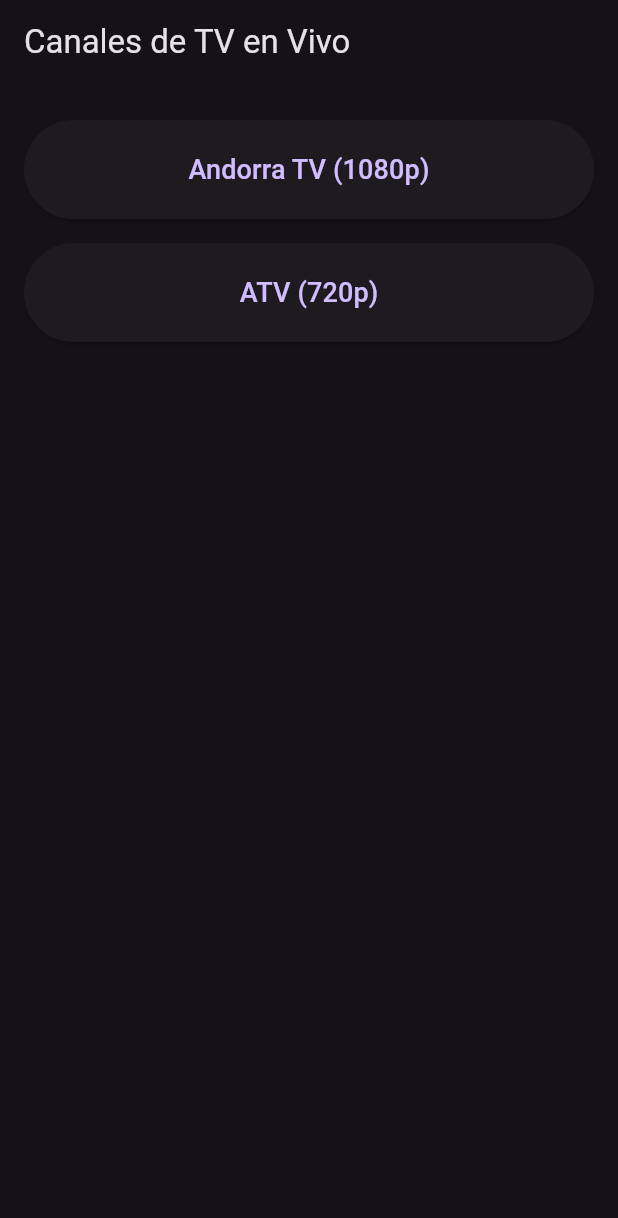
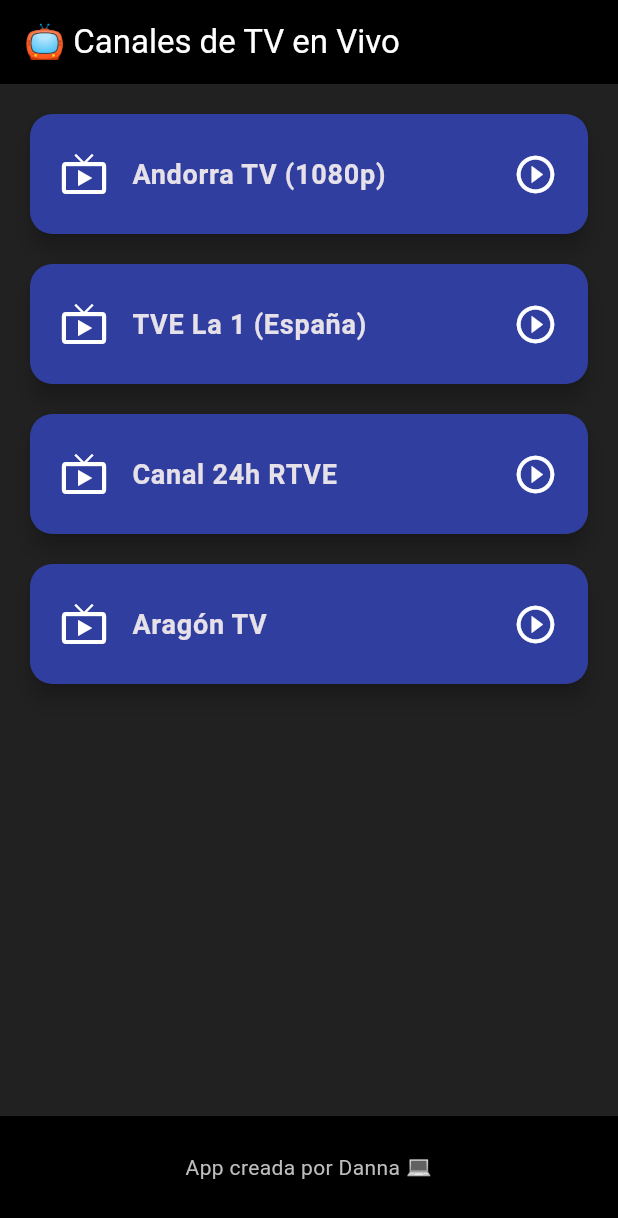
Before and after one commit to DannaSBeltran/miapk, a Flutter app: the screen it shows after launch, on a phone screen of 412 x 824 dp. Shown: the top 1218 px of the screen. Run offline on Flutter 3.47's test engine with Material 3 defaults, Android fonts, the phone set to English and light mode, and no system bars; our stand-ins replace video_player.

Commit message:
mas canales

```diff
--- a/flutter_application_2-aq/lib/main.dart
+++ b/flutter_application_2-aq/lib/main.dart
@@ -12,8 +12,17 @@ class MyApp extends StatelessWidget {
   Widget build(BuildContext context) {
     return MaterialApp(
       title: 'TV en Vivo',
-      theme: ThemeData.dark(),
+      theme: ThemeData(
+        brightness: Brightness.dark,
+        primarySwatch: Colors.indigo,
+        scaffoldBackgroundColor: Colors.grey[900],
+        appBarTheme: const AppBarTheme(
+          backgroundColor: Colors.black,
+          foregroundColor: Colors.white,
+        ),
+      ),
       home: const StreamMenuPage(),
+      debugShowCheckedModeBanner: false,
     );
   }
 }
@@ -21,45 +30,72 @@ class MyApp extends StatelessWidget {
 class StreamMenuPage extends StatelessWidget {
   const StreamMenuPage({super.key});
 
-  final List<Map<String, String>> streams = const [
+  static const List<Map<String, String>> streams = [
     {
       'title': 'Andorra TV (1080p)',
       'url': 'https://live-edge-eu-1.cdn.enetres.net/56495F77FD124FECA75590A906965F2C022/live-3000/index.m3u8',
     },
     {
-      'title': 'ATV (720p)',
-      'url': 'https://videos.rtva.ad/live/rtva/playlist.m3u8',
+      'title': 'TVE La 1 (España)',
+      'url': 'https://rtvelivestream.akamaized.net/rtve/la1_main_dvr.m3u8',
+    },
+    {
+      'title': 'Canal 24h RTVE',
+      'url': 'https://rtvelivestream.akamaized.net/rtve/24h_main_dvr.m3u8',
+    },
+    {
+      'title': 'Aragón TV',
+      'url': 'https://cdnlive.shooowit.net/aragontelevision/live.stream/index.m3u8',
     },
   ];
 
   @override
   Widget build(BuildContext context) {
     return Scaffold(
-      appBar: AppBar(title: const Text('Canales de TV en Vivo')),
-      body: ListView.builder(
+      appBar: AppBar(title: const Text('📺 Canales de TV en Vivo')),
+      body: ListView.separated(
         padding: const EdgeInsets.all(16),
         itemCount: streams.length,
+        separatorBuilder: (_, __) => const SizedBox(height: 12),
         itemBuilder: (context, index) {
           final stream = streams[index];
-          return Padding(
-            padding: const EdgeInsets.symmetric(vertical: 8),
-            child: ElevatedButton(
-              style: ElevatedButton.styleFrom(padding: const EdgeInsets.all(20)),
-              onPressed: () {
+          return Card(
+            color: Colors.indigo[700],
+            elevation: 6,
+            shape: RoundedRectangleBorder(borderRadius: BorderRadius.circular(15)),
+            child: ListTile(
+              contentPadding: const EdgeInsets.symmetric(horizontal: 20, vertical: 12),
+              leading: const Icon(Icons.live_tv, size: 32, color: Colors.white),
+              title: Text(
+                stream['title']!,
+                style: const TextStyle(fontSize: 18, fontWeight: FontWeight.bold),
+              ),
+              trailing: const Icon(Icons.play_circle_outline, size: 30, color: Colors.white),
+              onTap: () {
                 Navigator.push(
                   context,
                   MaterialPageRoute(
-                    builder: (context) => VideoPage(
+                    builder: (_) => VideoPage(
                       title: stream['title']!,
                       videoUrl: stream['url']!,
                     ),
                   ),
                 );
               },
-              child: Text(stream['title']!, style: const TextStyle(fontSize: 18)),
             ),
           );
         },
+      ),
+      bottomNavigationBar: BottomAppBar(
+        color: Colors.black,
+        child: Padding(
+          padding: const EdgeInsets.all(12.0),
+          child: Text(
+            'App creada por Danna 💻',
+            style: TextStyle(color: Colors.grey[400], fontSize: 14),
+            textAlign: TextAlign.center,
+          ),
+        ),
       ),
     );
   }
@@ -81,15 +117,17 @@ class VideoPage extends StatefulWidget {
 
 class _VideoPageState extends State<VideoPage> {
   late VideoPlayerController _controller;
+  bool _hasError = false;
 
   @override
   void initState() {
     super.initState();
-    // Usamos networkUrl con la URL en formato Uri
     _controller = VideoPlayerController.networkUrl(Uri.parse(widget.videoUrl))
       ..initialize().then((_) {
         setState(() {});
         _controller.play();
+      }).catchError((error) {
+        setState(() => _hasError = true);
       });
   }
 
@@ -104,14 +142,17 @@ class _VideoPageState extends State<VideoPage> {
     return Scaffold(
       appBar: AppBar(title: Text(widget.title)),
       body: Center(
-        child: _controller.value.isInitialized
+        child: _hasError
+            ? const Text('❌ Error al cargar el canal')
+            : _controller.value.isInitialized
                 ? AspectRatio(
                     aspectRatio: _controller.value.aspectRatio,
                     child: VideoPlayer(_controller),
                   )
                 : const CircularProgressIndicator(),
       ),
-      floatingActionButton: FloatingActionButton(
+      floatingActionButton: _controller.value.isInitialized
+          ? FloatingActionButton(
               onPressed: () {
                 setState(() {
                   _controller.value.isPlaying
@@ -120,9 +161,12 @@ class _VideoPageState extends State<VideoPage> {
                 });
               },
               child: Icon(
-          _controller.value.isPlaying ? Icons.pause : Icons.play_arrow,
+                _controller.value.isPlaying
+                    ? Icons.pause
+                    : Icons.play_arrow,
               ),
-      ),
+            )
+          : null,
     );
   }
 }
```
Also changed, not shown: 1 other file. Lines whose indentation alone changed are shown as unchanged.
